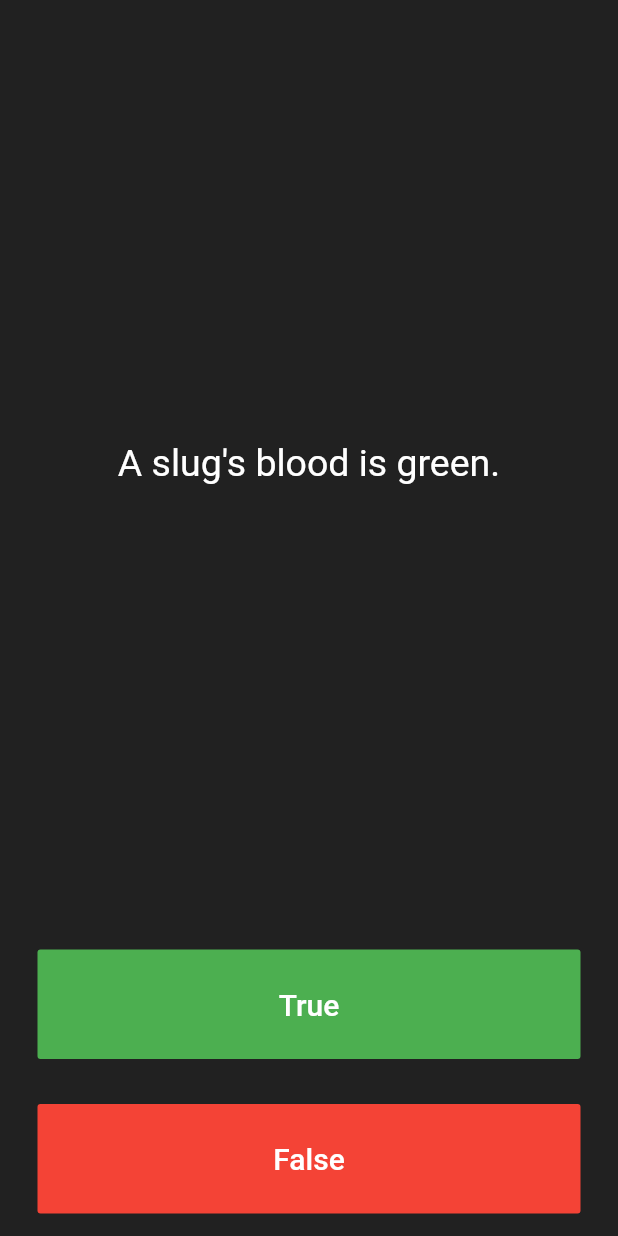
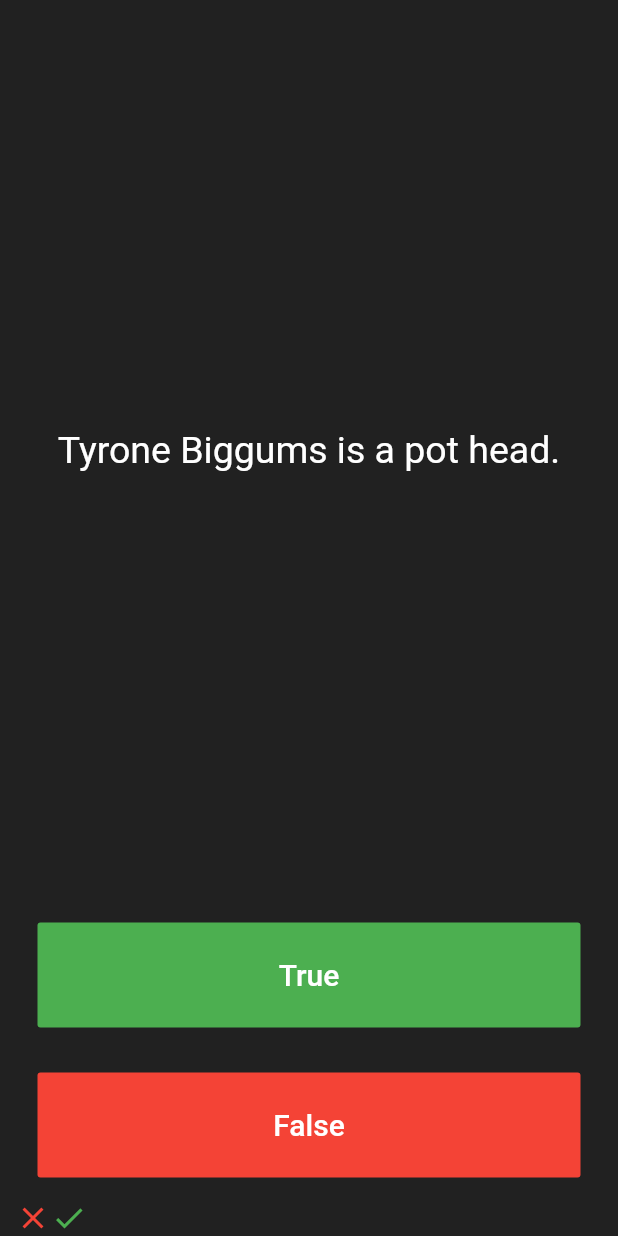
Before and after one commit to Kabke/Flutter, a Flutter app: the screen it shows after launch, after a tap on "True", after a tap on "False", on a phone screen of 412 x 824 dp. Run offline on Flutter 3.47's test engine with Material 2 defaults, Android fonts, the phone set to English and light mode, and no system bars; our stand-ins replace audioplayers.

Commit message:
Questions are now class based. Added some new custom questions.

```diff
--- a/quizzler-flutter-master/lib/main.dart
+++ b/quizzler-flutter-master/lib/main.dart
@@ -1,4 +1,5 @@
 import 'package:flutter/material.dart';
+import 'question.dart';
 
 void main() => runApp(Quizzler());
 
@@ -26,11 +27,30 @@ class QuizPage extends StatefulWidget {
 
 class _QuizPageState extends State<QuizPage> {
   List<Icon> scoreKeeper = [];
-  List<String> questions = [
-    'You can lead a cow down stairs but not up stairs.',
-    'Approximately one quarter of human bones are in the feet.',
-    'A slug\'s blood is green.'
+
+  List<Question> questionBank = [
+    Question(q: 'You can  lead a cow down stairs but not up stairs.', a: false),
+    Question(q: 'Frodo is more powerful than Gandalf.', a: false),
+    Question(q: 'Tyrone Biggums is a pot head.', a: false),
+    Question(
+        q: 'Terminator 2 is better than the original Terminator.', a: true),
+    Question(q: 'Toy Story was directed by George Lucas.', a: false),
+    Question(q: 'R2D2 is a turbochad.', a: true),
+    Question(q: 'Airfrying is a hoax.', a: false),
+    Question(q: 'Piano is just a 72-piece drum set.', a: true)
   ];
+
+  Icon wrongAnswer = Icon(
+    Icons.close,
+    color: Colors.red,
+    semanticLabel: 'Text to announce in accessibility modes',
+  );
+
+  Icon rightAnswer = Icon(
+    Icons.check,
+    color: Colors.green,
+    semanticLabel: 'Text to announce in accessibility modes',
+  );
 
   int questionNumber = 0;
 
@@ -46,7 +66,7 @@ class _QuizPageState extends State<QuizPage> {
             padding: EdgeInsets.all(10.0),
             child: Center(
               child: Text(
-                questions[questionNumber],
+                questionBank[questionNumber].questionText,
                 textAlign: TextAlign.center,
                 style: TextStyle(
                   fontSize: 25.0,
@@ -72,6 +92,15 @@ class _QuizPageState extends State<QuizPage> {
               ),
               onPressed: () {
                 //The user picked true.
+                bool correctAnswer =
+                    questionBank[questionNumber].questionAnswer;
+
+                if (true == correctAnswer) {
+                  scoreKeeper.add(rightAnswer);
+                } else {
+                  scoreKeeper.add(wrongAnswer);
+                }
+
                 setState(() {
                   questionNumber++;
                 });
@@ -93,6 +122,14 @@ class _QuizPageState extends State<QuizPage> {
               ),
               onPressed: () {
                 //The user picked false.
+                bool correctAnswer =
+                    questionBank[questionNumber].questionAnswer;
+
+                if (false == correctAnswer) {
+                  scoreKeeper.add(rightAnswer);
+                } else {
+                  scoreKeeper.add(wrongAnswer);
+                }
                 setState(() {
                   questionNumber++;
                 });
--- /dev/null
+++ b/quizzler-flutter-master/lib/question.dart
@@ -0,0 +1,9 @@
+class Question {
+  String questionText;
+  bool questionAnswer;
+
+  Question({String q, bool a}) {
+    questionText = q;
+    questionAnswer = a;
+  }
+}
```
Also changed, not shown: 1 other file.
